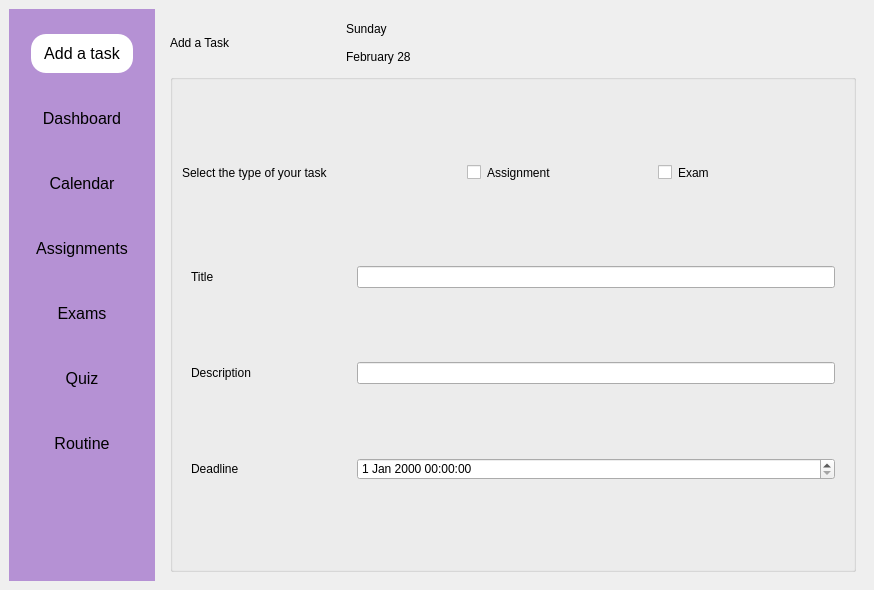
Qt form mainwindow.ui (aveens13/KU-Planner) before a commit.
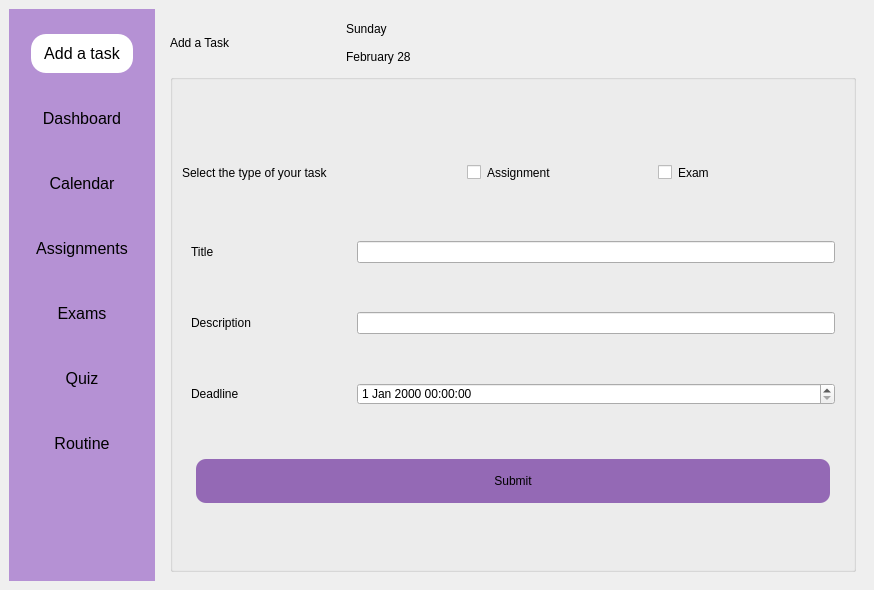
The same form after that commit. The open tabs and pages were chosen to show the change. Icons and pictures are not drawn.

Commit message: changed the logic of continue button on the add a task

What changed in the file:
```diff
--- a/mainwindow.ui
+++ b/mainwindow.ui
@@ -430,6 +430,19 @@
                        </item>
                       </layout>
                      </item>
+                     <item>
+                      <widget class="QPushButton" name="submitButton">
+                       <property name="styleSheet">
+                        <string notr="true">border-radius:10px;
+padding:15px;
+margin:5px;
+font: 350 11pt &quot;Bahnschrift SemiLight SemiConde&quot;;</string>
+                       </property>
+                       <property name="text">
+                        <string>Submit</string>
+                       </property>
+                      </widget>
+                     </item>
                     </layout>
                    </widget>
                    <widget class="QWidget" name="forExam">
```
Left out of the diff: 2 changed lines with no effect on the pictures. The commit also changes 1 other file.
